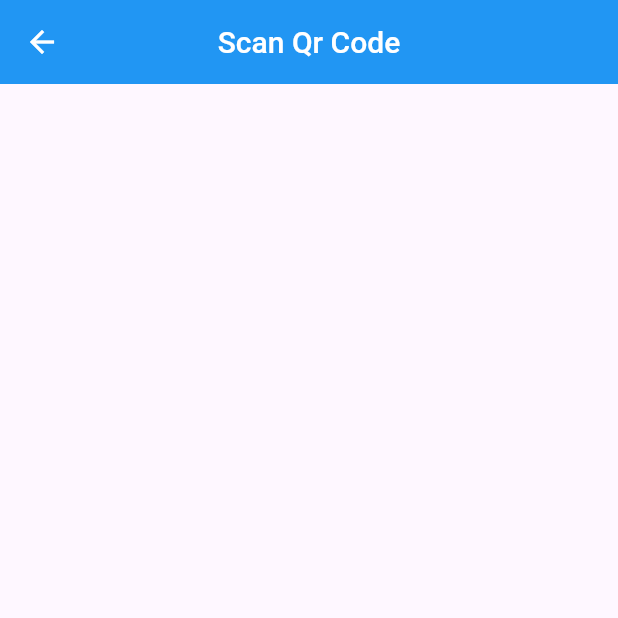
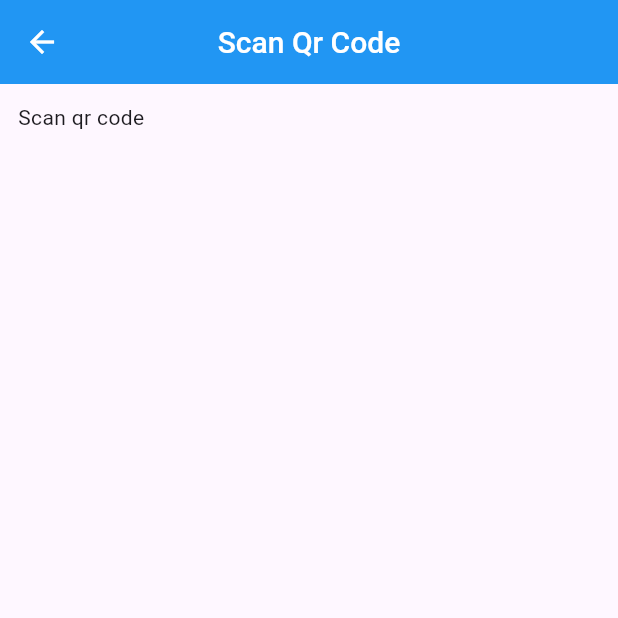
Before and after one commit to Sohag-84/QR-Code-Scanner, a Flutter app: the ScanQrCode screen opened directly, on a phone screen of 412 x 824 dp, the top half of it. Run offline on Flutter 3.47's test engine with Material 3 defaults, Android fonts, the phone set to English and light mode, and no system bars; our stand-ins replace qr_flutter.

```diff
--- a/lib/views/scan_qr_code.dart
+++ b/lib/views/scan_qr_code.dart
@@ -1,3 +1,5 @@
+// ignore_for_file: prefer_const_constructors, prefer_const_literals_to_create_immutables
+
 import 'package:flutter/material.dart';
 
 class ScanQrCode extends StatefulWidget {
@@ -8,6 +10,8 @@ class ScanQrCode extends StatefulWidget {
 }
 
 class _ScanQrCodeState extends State<ScanQrCode> {
+  TextEditingController urlController = TextEditingController();
+
   @override
   Widget build(BuildContext context) {
     return Scaffold(
@@ -15,10 +19,13 @@ class _ScanQrCodeState extends State<ScanQrCode> {
         title: Text("Scan Qr Code"),
         centerTitle: true,
       ),
-      body: Column(
-        children: [
-
-        ],
+      body: Padding(
+        padding: const EdgeInsets.all(12.0),
+        child: Column(
+          children: [
+            Text("Scan qr code"),
+          ],
+        ),
       ),
     );
   }
--- a/pubspec.yaml
+++ b/pubspec.yaml
@@ -2,12 +2,12 @@ name: qr_code_scanner
 description: A new Flutter project.
 # The following line prevents the package from being accidentally published to
 # pub.dev using `flutter pub publish`. This is preferred for private packages.
-publish_to: 'none' # Remove this line if you wish to publish to pub.dev
+publish_to: "none" # Remove this line if you wish to publish to pub.dev
 
 version: 1.0.0+1
 
 environment:
-  sdk: '>=3.1.3 <4.0.0'
+  sdk: ">=3.1.3 <4.0.0"
 
 dependencies:
   flutter:
@@ -23,7 +23,6 @@ dev_dependencies:
   flutter_lints: ^2.0.0
 
 flutter:
-
   # The following line ensures that the Material Icons font is
   # included with your application, so that you can use the icons in
   # the material Icons class.
```
Also changed, not shown: lib/views/generate_qr_code.dart (+41 -1 lines).
